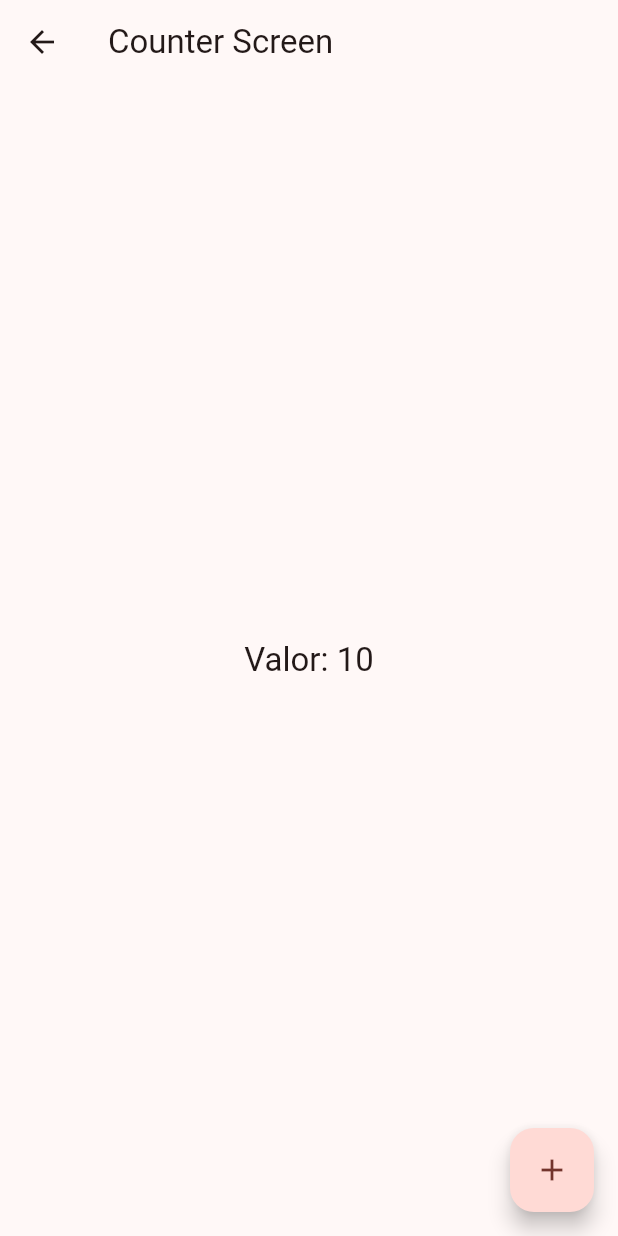
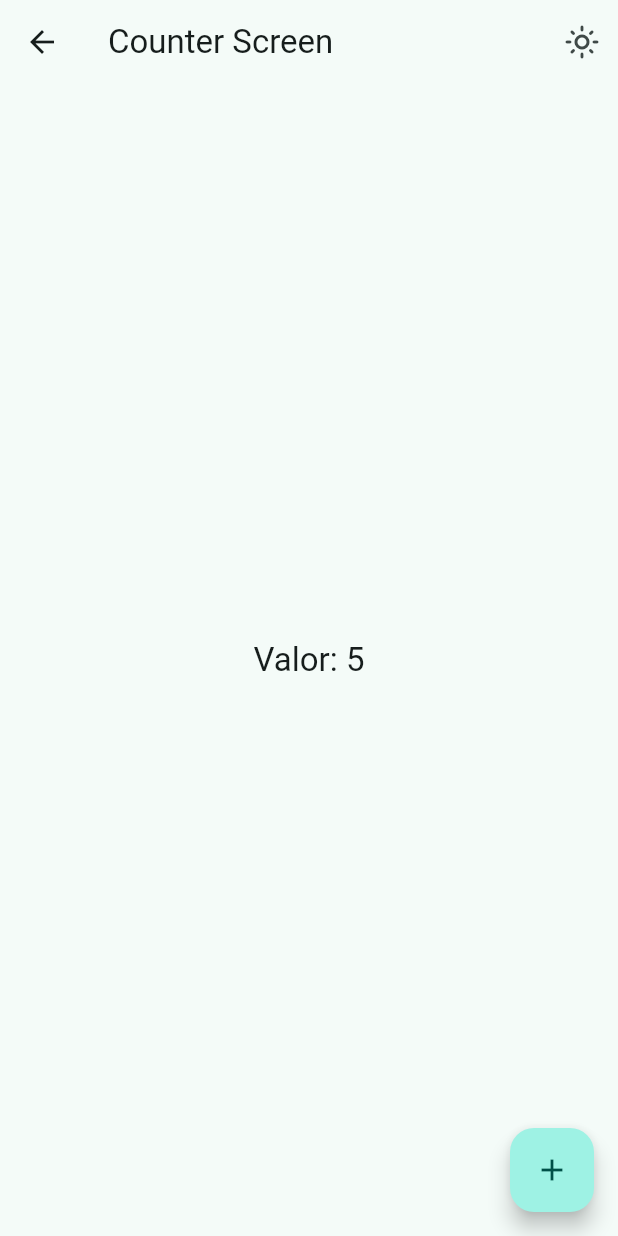
Before and after one commit to alexisperez4/widgets-app-flutter, a Flutter app: the screen it shows after launch, after a tap on "Riverpood Counter", on a phone screen of 412 x 824 dp. Run offline on Flutter 3.47's test engine with Material 3 defaults, Android fonts, the phone set to English and light mode, and no system bars; our stand-ins replace animate_do, flutter_riverpod, go_router.

Commit message:
Theme changer with flutter riverpod finished

```diff
--- a/lib/config/router/app_router.dart
+++ b/lib/config/router/app_router.dart
@@ -61,5 +61,11 @@ final appRouter = GoRouter(
       builder: (context, state) => const CounterScreen(),
     ),
 
+    GoRoute(
+      path: '/theme-changer',
+      name: ThemeChangeScreen.name,
+      builder: (context, state) => const ThemeChangeScreen(),
+    ),
+
   ]
 );
--- a/lib/config/theme/app_theme.dart
+++ b/lib/config/theme/app_theme.dart
@@ -16,15 +16,18 @@ const colorList = <Color>[
 class AppTheme {
 
   final int selectedColor;
+  final bool isDarkMode;
 
   AppTheme({
-    this.selectedColor = 0
+    this.selectedColor = 0,
+    this.isDarkMode = false,
   }): assert(selectedColor >= 0 , 'Selected color must be greater then 0'),
       assert(selectedColor < colorList.length, 'Selected color must be less or equial than ${ colorList.length - 1 }');
 
 
   ThemeData getTheme() => ThemeData(
     useMaterial3: true,
+    brightness: isDarkMode ? Brightness.dark : Brightness.light,
     colorSchemeSeed: colorList[ selectedColor ],
     appBarTheme: const AppBarTheme(
       centerTitle: false,
--- a/lib/main.dart
+++ b/lib/main.dart
@@ -1,21 +1,31 @@
 import 'package:flutter/material.dart';
+import 'package:flutter_riverpod/flutter_riverpod.dart';
 import 'package:widgets_app/config/router/app_router.dart';
 import 'package:widgets_app/config/theme/app_theme.dart';
+import 'package:widgets_app/presentation/providers/theme_provider.dart';
 
 void main() {
-  runApp(const MainApp());
+  runApp(
+    const ProviderScope(
+      child: MainApp()
+    )
+  );
 }
 
-class MainApp extends StatelessWidget {
+class MainApp extends ConsumerWidget {
   const MainApp({super.key});
 
   @override
-  Widget build(BuildContext context) {
+  Widget build(BuildContext context, WidgetRef ref) {
+
+    final isDarkMode = ref.watch(isDarkModeProvider);
+    final selectedColor = ref.watch(selectedIndexColorProvider);
+
     return MaterialApp.router(
       title: 'Flutter Widgets',
       routerConfig: appRouter,
       debugShowCheckedModeBanner: false,
-      theme: AppTheme(selectedColor: 3).getTheme(),
+      theme: AppTheme(selectedColor: selectedColor, isDarkMode: isDarkMode).getTheme(),
 
     );
   }
--- /dev/null
+++ b/lib/presentation/providers/counter_provider.dart
@@ -0,0 +1,3 @@
+import 'package:flutter_riverpod/flutter_riverpod.dart';
+
+final counterProvider = StateProvider<int>((ref) => 5);
--- /dev/null
+++ b/lib/presentation/providers/theme_provider.dart
@@ -0,0 +1,12 @@
+import 'package:flutter_riverpod/flutter_riverpod.dart';
+import 'package:widgets_app/config/theme/app_theme.dart';
+
+
+// Listado de colores inmutable
+final colorListProvider = Provider((ref) => colorList);
+
+// Un simple boolean
+final isDarkModeProvider = StateProvider<bool>((ref) => false);
+
+//Un simple entero
+final selectedIndexColorProvider = StateProvider((ref) => 1);
--- a/lib/presentation/screens/counter/conter_screen.dart
+++ b/lib/presentation/screens/counter/conter_screen.dart
@@ -1,24 +1,41 @@
 import 'package:flutter/material.dart';
+import 'package:flutter_riverpod/flutter_riverpod.dart';
+import 'package:widgets_app/presentation/providers/counter_provider.dart';
+import 'package:widgets_app/presentation/providers/theme_provider.dart';
 
-class CounterScreen extends StatelessWidget {
+class CounterScreen extends ConsumerWidget {
 
   static const name = 'counter_screen';
 
   const CounterScreen({super.key});
 
   @override
-  Widget build(BuildContext context) {
+  Widget build(BuildContext context, WidgetRef ref) {
+
+    final int clickCounter = ref.watch(counterProvider);
+    final bool isDarkMode = ref.watch(isDarkModeProvider);
+
     return Scaffold(
       appBar: AppBar(
         title: const Text('Counter Screen'),
+        actions: [
+          IconButton(
+            onPressed: () {
+              ref.read(isDarkModeProvider.notifier).update((state) => !state);
+            },
+            icon: isDarkMode ? const Icon(Icons.dark_mode_outlined) : const Icon(Icons.light_mode_outlined)
+          )
+        ],
       ),
       body: Center(
-        child: Text('Valor: 10', style: Theme.of(context).textTheme.titleLarge),
+        child: Text('Valor: $clickCounter', style: Theme.of(context).textTheme.titleLarge),
       ),
 
       floatingActionButton: FloatingActionButton(
         child: const Icon(Icons.add),
         onPressed: () {
+          ref.read(counterProvider.notifier).state++ ;
+          // ref.read(counterProvider.notifier).update((state) => state + 1);
 
         },
       ),
--- a/lib/presentation/screens/screens.dart
+++ b/lib/presentation/screens/screens.dart
@@ -1,10 +1,12 @@
-export 'package:widgets_app/presentation/screens/counter/conter_screen.dart';
+
 export 'package:widgets_app/presentation/screens/animated/animated_screen.dart';
 export 'package:widgets_app/presentation/screens/app_tutorial/app_tutorial_screen.dart';
 export 'package:widgets_app/presentation/screens/buttons/buttons_screen.dart';
 export 'package:widgets_app/presentation/screens/cards/cards_screen.dart';
+export 'package:widgets_app/presentation/screens/counter/conter_screen.dart';
 export 'package:widgets_app/presentation/screens/home/home_screen.dart';
 export 'package:widgets_app/presentation/screens/infinite_scroll/infinite_scroll_screen.dart';
 export 'package:widgets_app/presentation/screens/progress/progress_screen.dart';
 export 'package:widgets_app/presentation/screens/snackbar/snackbar_screen.dart';
+export 'package:widgets_app/presentation/screens/theme_changer/theme_changer_screen.dart';
 export 'package:widgets_app/presentation/screens/ui_controls/ui_controls_screen.dart';
--- a/pubspec.yaml
+++ b/pubspec.yaml
@@ -10,6 +10,7 @@ dependencies:
   animate_do: ^3.3.4
   flutter:
     sdk: flutter
+  flutter_riverpod: ^2.5.1
   go_router: ^13.2.1
 
 dev_dependencies:
```
Also changed, not shown: lib/config/menu/menu_item.dart (+7 -0 lines), lib/presentation/screens/theme_changer/theme_changer_screen.dart (added, +62 -0 lines), pubspec.lock.
